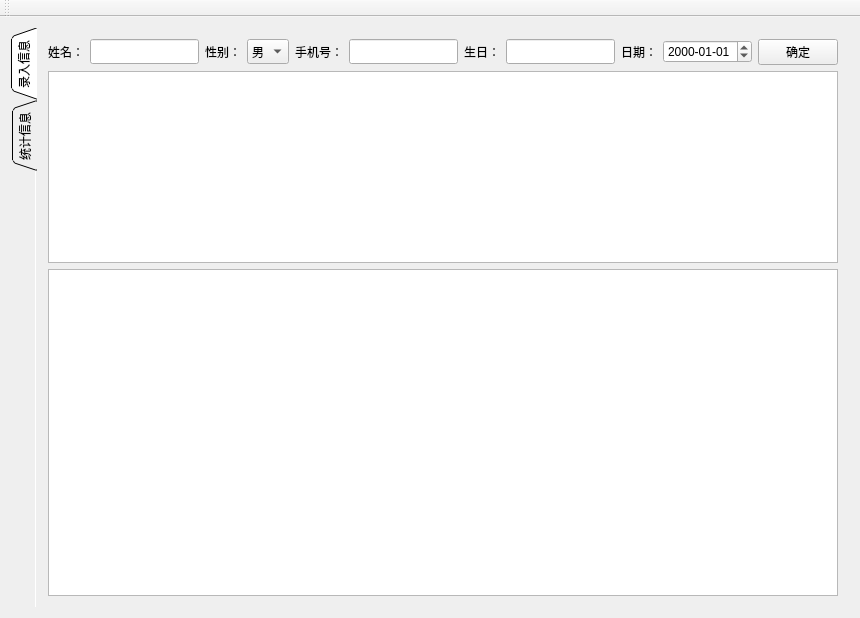
Qt form mainwindow.ui (crouse/sign) before a commit.
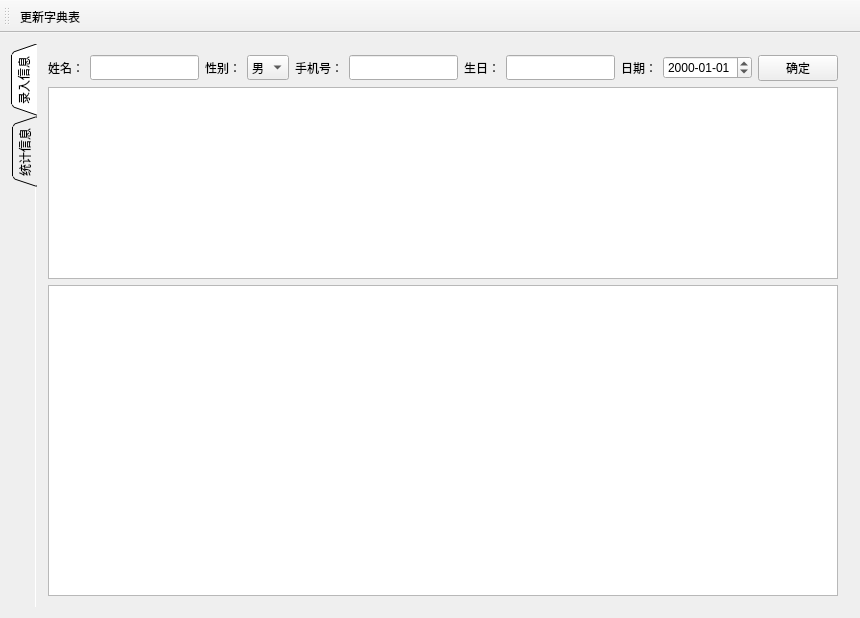
The same form after that commit.

```diff
--- a/mainwindow.ui
+++ b/mainwindow.ui
@@ -228,7 +228,13 @@
    <attribute name="toolBarBreak">
     <bool>false</bool>
    </attribute>
+   <addaction name="actionUpdate"/>
   </widget>
+  <action name="actionUpdate">
+   <property name="text">
+    <string>更新字典表</string>
+   </property>
+  </action>
  </widget>
  <layoutdefault spacing="6" margin="11"/>
  <tabstops>
```
